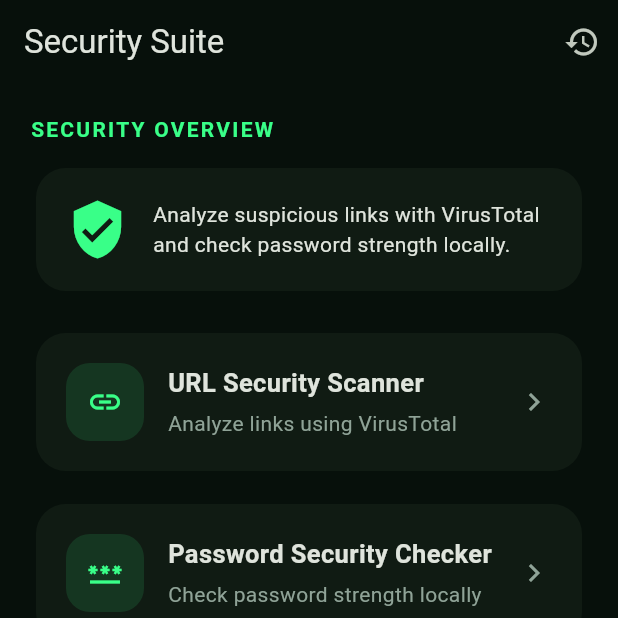
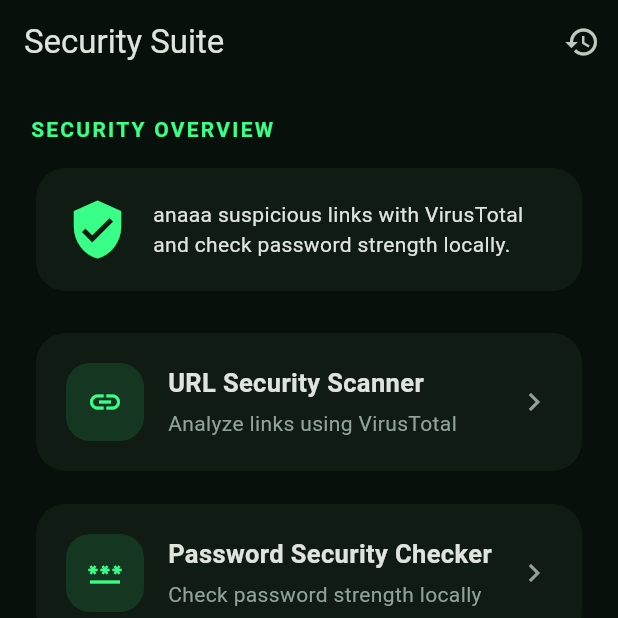
Before and after one commit to BayanAlayashi098/bayan, a Flutter app: the screen it shows after launch, on a phone screen of 412 x 824 dp, the top half of it. Run offline on Flutter 3.47's test engine with Material 3 defaults, Android fonts, the phone set to English and light mode, and no system bars; our stand-ins replace shared_preferences.

Commit message:
third commit

```diff
--- a/lib/screens/home_screen.dart
+++ b/lib/screens/home_screen.dart
@@ -43,7 +43,7 @@
                   SizedBox(width: 16),
                   Expanded(
                     child: Text(
-                        'Analyze suspicious links with VirusTotal and check password strength locally.'),
+                        'anaaa suspicious links with VirusTotal and check password strength locally.'),
                   ),
                 ],
               ),
```
